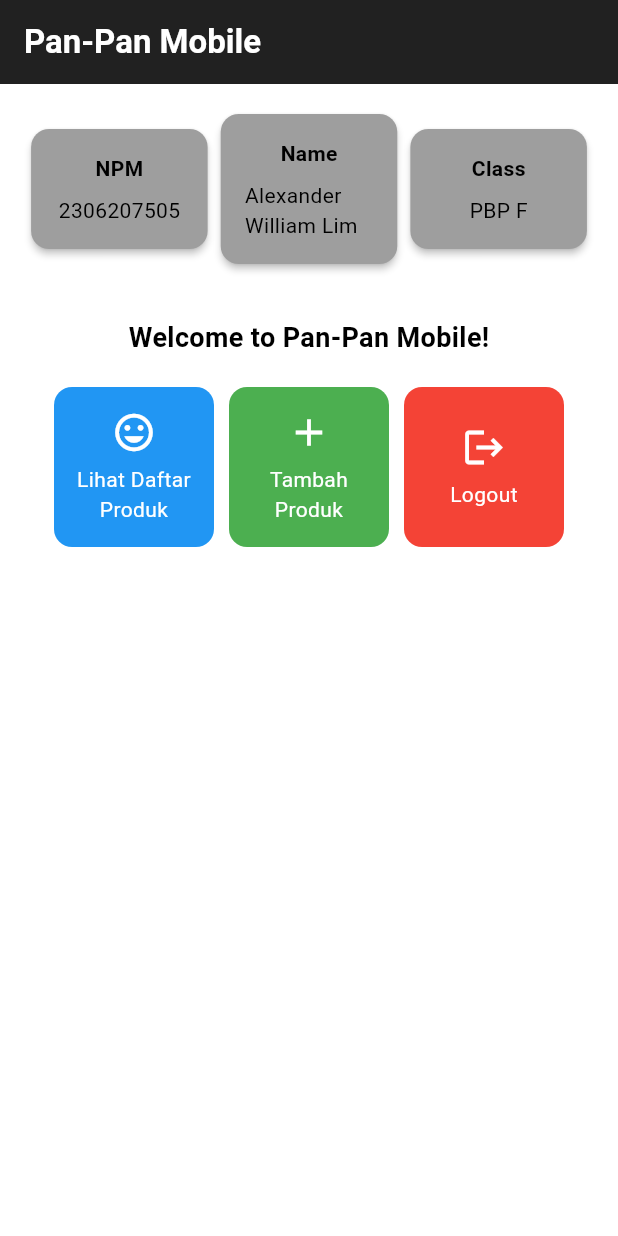
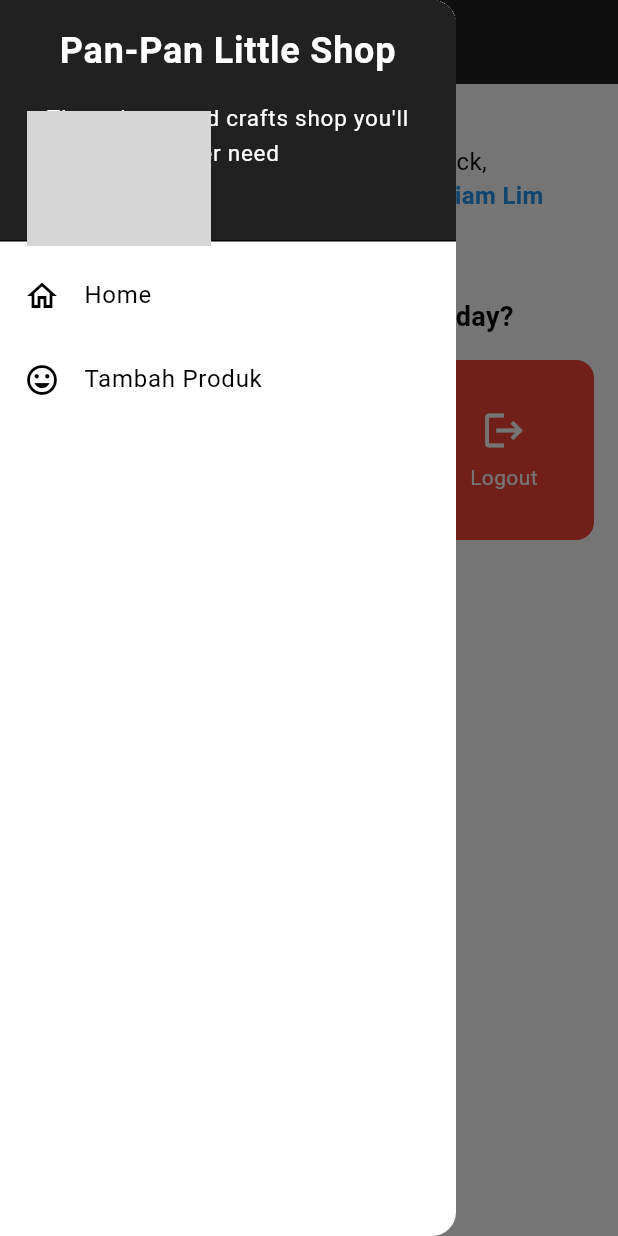
Before and after one commit to ResplendentAlex/pan-pan-mobile, a Flutter app: the screen it shows after launch, with the side drawer open (before the commit the screen has no drawer), on a phone screen of 412 x 824 dp. Run offline on Flutter 3.47's test engine with Material 3 defaults, Android fonts, the light colour scheme and no system bars; network calls fail; grey boxes are pictures that could not be loaded.

Commit message:
feat: finish Tugas 8

```diff
--- a/lib/main.dart
+++ b/lib/main.dart
@@ -1,5 +1,5 @@
 import 'package:flutter/material.dart';
-import 'package:pan_pan_mobile/menu.dart';
+import 'package:pan_pan_mobile/screens/menu.dart';
 
 void main() {
   runApp(const MyApp());
--- a/lib/menu.dart
+++ /dev/null
@@ -1,193 +0,0 @@
-import 'package:flutter/material.dart';
-
-class MyHomePage extends StatelessWidget {
-  final String npm = '2306207505'; // NPM
-  final String name = 'Alexander William Lim'; // Nama
-  final String className = 'PBP F'; // Kelas
-
-  MyHomePage({super.key});
-
-  final List<ItemHomepage> items = [
-    ItemHomepage("Lihat Daftar Produk", Icons.mood),
-    ItemHomepage("Tambah Produk", Icons.add),
-    ItemHomepage("Logout", Icons.logout),
-  ];
-
-  @override
-  Widget build(BuildContext context) {
-    // Scaffold menyediakan struktur dasar halaman dengan AppBar dan body.
-    return Scaffold(
-      // AppBar adalah bagian atas halaman yang menampilkan judul.
-      appBar: AppBar(
-        // Judul aplikasi "Mental Health Tracker" dengan teks putih dan tebal.
-        title: const Text(
-          'Pan-Pan Mobile',
-          style: TextStyle(
-            color: Colors.white,
-            fontWeight: FontWeight.bold,
-          ),
-        ),
-        // Warna latar belakang AppBar diambil dari skema warna tema aplikasi.
-        backgroundColor: Theme.of(context).colorScheme.primary,
-      ),
-      // Body halaman dengan padding di sekelilingnya.
-      body: Padding(
-        padding: const EdgeInsets.all(16.0),
-        // Menyusun widget secara vertikal dalam sebuah kolom.
-        child: Column(
-          crossAxisAlignment: CrossAxisAlignment.center,
-          children: [
-            // Row untuk menampilkan 3 InfoCard secara horizontal.
-            Row(
-              mainAxisAlignment: MainAxisAlignment.spaceEvenly,
-              children: [
-                InfoCard(title: 'NPM', content: npm),
-                InfoCard(title: 'Name', content: name),
-                InfoCard(title: 'Class', content: className),
-              ],
-            ),
-
-            // Memberikan jarak vertikal 16 unit.
-            const SizedBox(height: 16.0),
-
-            // Menempatkan widget berikutnya di tengah halaman.
-            Center(
-              child: Column(
-                // Menyusun teks dan grid item secara vertikal.
-
-                children: [
-                  // Menampilkan teks sambutan dengan gaya tebal dan ukuran 18.
-                  const Padding(
-                    padding: EdgeInsets.only(top: 16.0),
-                    child: Text(
-                      'Welcome to Pan-Pan Mobile!',
-                      style: TextStyle(
-                        fontWeight: FontWeight.bold,
-                        fontSize: 18.0,
-                      ),
-                    ),
-                  ),
-
-                  // Grid untuk menampilkan ItemCard dalam bentuk grid 3 kolom.
-                  GridView.count(
-                    primary: true,
-                    padding: const EdgeInsets.all(20),
-                    crossAxisSpacing: 10,
-                    mainAxisSpacing: 10,
-                    crossAxisCount: 3,
-                    // Agar grid menyesuaikan tinggi kontennya.
-                    shrinkWrap: true,
-
-                    // Menampilkan ItemCard untuk setiap item dalam list items.
-                    children: items.map((ItemHomepage item) {
-                      return ItemCard(item);
-                    }).toList(),
-                  ),
-                ],
-              ),
-            ),
-          ],
-        ),
-      ),
-    );
-  }
-}
-
-class InfoCard extends StatelessWidget {
-  // Kartu informasi yang menampilkan title dan content.
-
-  final String title; // Judul kartu.
-  final String content; // Isi kartu.
-
-  const InfoCard({super.key, required this.title, required this.content});
-
-  @override
-  Widget build(BuildContext context) {
-    return Card(
-      // Membuat kotak kartu dengan bayangan dibawahnya.
-      elevation: 2.0,
-      color: Colors.grey,
-      child: Container(
-        // Mengatur ukuran dan jarak di dalam kartu.
-        width: MediaQuery.of(context).size.width /
-            3.5, // menyesuaikan dengan lebar device yang digunakan.
-        padding: const EdgeInsets.all(16.0),
-        // Menyusun title dan content secara vertikal.
-        child: Column(
-          children: [
-            Text(
-              title,
-              style: const TextStyle(fontWeight: FontWeight.bold),
-            ),
-            const SizedBox(height: 8.0),
-            Text(content),
-          ],
-        ),
-      ),
-    );
-  }
-}
-
-class ItemHomepage {
-  final String name;
-  final IconData icon;
-
-  ItemHomepage(this.name, this.icon);
-}
-
-class ItemCard extends StatelessWidget {
-  // Menampilkan kartu dengan ikon dan nama.
-
-  final ItemHomepage item;
-
-  const ItemCard(this.item, {super.key});
-
-  @override
-  Widget build(BuildContext context) {
-    return Material(
-      // Menentukan warna latar belakang dari tema aplikasi.
-      color: item.name == "Lihat Daftar Produk"
-          ? Colors.blue
-          : item.name == "Tambah Produk"
-              ? Colors.green
-              : Colors.red,
-
-      // Membuat sudut kartu melengkung.
-      borderRadius: BorderRadius.circular(12),
-
-      child: InkWell(
-        // Aksi ketika kartu ditekan.
-        onTap: () {
-          // Menampilkan pesan SnackBar saat kartu ditekan.
-          ScaffoldMessenger.of(context)
-            ..hideCurrentSnackBar()
-            ..showSnackBar(SnackBar(
-                content: Text("Kamu telah menekan tombol ${item.name}!")));
-        },
-        // Container untuk menyimpan Icon dan Text
-        child: Container(
-          padding: const EdgeInsets.all(8),
-          child: Center(
-            child: Column(
-              // Menyusun ikon dan teks di tengah kartu.
-              mainAxisAlignment: MainAxisAlignment.center,
-              children: [
-                Icon(
-                  item.icon,
-                  color: Colors.white,
-                  size: 30.0,
-                ),
-                const Padding(padding: EdgeInsets.all(3)),
-                Text(
-                  item.name,
-                  textAlign: TextAlign.center,
-                  style: const TextStyle(color: Colors.white),
-                ),
-              ],
-            ),
-          ),
-        ),
-      ),
-    );
-  }
-}
--- /dev/null
+++ b/lib/screens/menu.dart
@@ -0,0 +1,120 @@
+import 'package:flutter/material.dart';
+import 'package:pan_pan_mobile/widgets/left_drawer.dart';
+import 'package:pan_pan_mobile/widgets/item_card.dart';
+import 'package:pan_pan_mobile/widgets/text_card.dart';
+import 'package:pan_pan_mobile/widgets/profile_picture.dart';
+
+class MyHomePage extends StatelessWidget {
+  final String name = 'Alexander William Lim'; // Nama
+
+  MyHomePage({super.key});
+
+  final List<ProductHomepage> products = [
+    ProductHomepage("Lihat Daftar Produk", Icons.mood),
+    ProductHomepage("Tambah Produk", Icons.add),
+    ProductHomepage("Logout", Icons.logout),
+  ];
+
+  @override
+  Widget build(BuildContext context) {
+    // Scaffold menyediakan struktur dasar halaman dengan AppBar dan body.
+    return Scaffold(
+      // AppBar adalah bagian atas halaman yang menampilkan judul.
+      appBar: AppBar(
+        // Judul aplikasi "Mental Health Tracker" dengan teks putih dan tebal.
+        title: const Text(
+          'Pan-Pan Mobile',
+          style: TextStyle(
+            color: Colors.white,
+            fontWeight: FontWeight.bold,
+          ),
+        ),
+        // Warna latar belakang AppBar diambil dari skema warna tema aplikasi.
+        backgroundColor: Theme.of(context).colorScheme.primary,
+        iconTheme: const IconThemeData(
+          color: Colors.white,
+        ),
+      ),
+      // Masukkan drawer sebagai parameter nilai drawer dari widget Scaffold
+      drawer: const LeftDrawer(),
+
+      // Body halaman dengan padding di sekelilingnya.
+      body: Padding(
+        padding: const EdgeInsets.all(16.0),
+        // Menyusun widget secara vertikal dalam sebuah kolom.
+        child: Column(
+          crossAxisAlignment: CrossAxisAlignment.center,
+          children: [
+            // Menampilkan foto profil pengguna.
+            Row(
+              children: [
+                const Expanded(
+                  // Menampilkan Profile Picture.
+                  flex: 1,
+                  child: ProfilePicture(
+                      imageUrl:
+                          "https://i.pinimg.com/originals/24/fc/95/24fc9501386692e88bd26bf68fe0e3cb.jpg"),
+                ),
+                // Column untuk menampilkan teks sambutan.
+                Expanded(
+                  flex: 2,
+                  child: Column(
+                    children: [
+                      // Menampilkan Welcome Text dengan nama pengguna.
+                      const Text(
+                        'Welcome back,',
+                        style: TextStyle(fontSize: 16.0),
+                        textAlign: TextAlign.center,
+                      ),
+                      TextCard(content: name),
+                    ],
+                  ),
+                ),
+              ],
+            ),
+
+            // Memberikan jarak vertikal 16 unit.
+            const SizedBox(height: 16.0),
+
+            // Menempatkan widget berikutnya di tengah halaman.
+            Center(
+              child: Column(
+                // Menyusun teks dan grid product secara vertikal.
+
+                children: [
+                  // Menampilkan teks sambutan dengan gaya tebal dan ukuran 18.
+                  const Padding(
+                    padding: EdgeInsets.only(top: 16.0),
+                    child: Text(
+                      'What would you like to do today?',
+                      style: TextStyle(
+                        fontWeight: FontWeight.bold,
+                        fontSize: 18.0,
+                      ),
+                    ),
+                  ),
+
+                  // Grid untuk menampilkan productCard dalam bentuk grid 3 kolom.
+                  GridView.count(
+                    primary: true,
+                    padding: const EdgeInsets.only(top: 16.0),
+                    crossAxisSpacing: 10,
+                    mainAxisSpacing: 10,
+                    crossAxisCount: 3,
+                    // Agar grid menyesuaikan tinggi kontennya.
+                    shrinkWrap: true,
+
+                    // Menampilkan productCard untuk setiap product dalam list products.
+                    children: products.map((ProductHomepage product) {
+                      return ProductCard(product);
+                    }).toList(),
+                  ),
+                ],
+              ),
+            ),
+          ],
+        ),
+      ),
+    );
+  }
+}
--- /dev/null
+++ b/lib/widgets/item_card.dart
@@ -0,0 +1,77 @@
+import 'package:flutter/material.dart';
+import 'package:pan_pan_mobile/screens/product_entry_form.dart';
+
+class ProductHomepage {
+  final String name;
+  final IconData icon;
+
+  ProductHomepage(this.name, this.icon);
+}
+
+class ProductCard extends StatelessWidget {
+  // Menampilkan kartu dengan ikon dan nama.
+
+  final ProductHomepage item;
+
+  const ProductCard(this.item, {super.key});
+
+  @override
+  Widget build(BuildContext context) {
+    return Material(
+      // Menentukan warna latar belakang dari tema aplikasi.
+      color: item.name == "Lihat Daftar Produk"
+          ? Colors.blue
+          : item.name == "Tambah Produk"
+              ? Colors.green
+              : Colors.red,
+
+      // Membuat sudut kartu melengkung.
+      borderRadius: BorderRadius.circular(12),
+
+      child: InkWell(
+        // Aksi ketika kartu ditekan.
+        onTap: () {
+          // Menampilkan pesan SnackBar saat kartu ditekan.
+          ScaffoldMessenger.of(context)
+            ..hideCurrentSnackBar()
+            ..showSnackBar(SnackBar(
+                content: Text("Kamu telah menekan tombol ${item.name}!")));
+
+          // Navigate ke route Tambah Produk
+          if (item.name == "Tambah Produk") {
+            Navigator.push(
+              context,
+              MaterialPageRoute(
+                builder: (context) => const ProductEntryFormPage(),
+              ),
+            );
+          }
+        },
+
+        // Container untuk menyimpan Icon dan Text
+        child: Container(
+          padding: const EdgeInsets.all(8),
+          child: Center(
+            child: Column(
+              // Menyusun ikon dan teks di tengah kartu.
+              mainAxisAlignment: MainAxisAlignment.center,
+              children: [
+                Icon(
+                  item.icon,
+                  color: Colors.white,
+                  size: 30.0,
+                ),
+                const Padding(padding: EdgeInsets.all(3)),
+                Text(
+                  item.name,
+                  textAlign: TextAlign.center,
+                  style: const TextStyle(color: Colors.white),
+                ),
+              ],
+            ),
+          ),
+        ),
+      ),
+    );
+  }
+}
--- /dev/null
+++ b/lib/widgets/left_drawer.dart
@@ -0,0 +1,65 @@
+import 'package:flutter/material.dart';
+import 'package:pan_pan_mobile/screens/menu.dart';
+import 'package:pan_pan_mobile/screens/product_entry_form.dart';
+
+class LeftDrawer extends StatelessWidget {
+  const LeftDrawer({super.key});
+
+  @override
+  Widget build(BuildContext context) {
+    return Drawer(
+      child: ListView(
+        children: [
+          DrawerHeader(
+            decoration: BoxDecoration(
+              color: Theme.of(context).colorScheme.primary,
+            ),
+            child: const Column(
+              children: [
+                Text('Pan-Pan Little Shop',
+                    textAlign: TextAlign.center,
+                    style: TextStyle(
+                      fontSize: 24,
+                      fontWeight: FontWeight.bold,
+                      color: Colors.white,
+                    )),
+                Padding(padding: EdgeInsets.all(8)),
+                Text("The only art and crafts shop you'll ever need",
+                    textAlign: TextAlign.center,
+                    style: TextStyle(
+                      fontSize: 15,
+                      fontWeight: FontWeight.normal,
+                      color: Colors.white,
+                    )),
+              ],
+            ),
+          ),
+          ListTile(
+            leading: const Icon(Icons.home_outlined),
+            title: const Text('Home'),
+            // Bagian redirection ke MyHomePage
+            onTap: () {
+              Navigator.pushReplacement(
+                  context,
+                  MaterialPageRoute(
+                    builder: (context) => MyHomePage(),
+                  ));
+            },
+          ),
+          ListTile(
+            leading: const Icon(Icons.mood),
+            title: const Text('Tambah Produk'),
+            // Bagian redirection ke ProductEntryFormPage
+            onTap: () {
+              Navigator.pushReplacement(
+                  context,
+                  MaterialPageRoute(
+                    builder: (context) => const ProductEntryFormPage(),
+                  ));
+            },
+          )
+        ],
+      ),
+    );
+  }
+}
--- /dev/null
+++ b/lib/widgets/profile_picture.dart
@@ -0,0 +1,27 @@
+import 'package:flutter/material.dart';
+
+class ProfilePicture extends StatelessWidget {
+  // Menampilkan gambar profil pengguna.
+  final String imageUrl; // URL gambar profil pengguna.
+
+  const ProfilePicture({super.key, required this.imageUrl});
+
+  @override
+  Widget build(BuildContext context) {
+    return Container(
+      decoration: BoxDecoration(
+        shape: BoxShape.circle,
+        border: Border.all(
+          color: Colors.black,
+          width: 2.0,
+        ),
+      ),
+      child: CircleAvatar(
+        // Menampilkan gambar profil pengguna.
+        backgroundImage: NetworkImage(imageUrl),
+        // Mengatur ukuran gambar profil.
+        radius: 45,
+      ),
+    );
+  }
+}
--- /dev/null
+++ b/lib/widgets/text_card.dart
@@ -0,0 +1,34 @@
+import 'package:flutter/material.dart';
+
+class TextCard extends StatelessWidget {
+  // Kartu informasi yang menampilkan konten.
+  final String content; // Isi kartu.
+
+  const TextCard({super.key, required this.content});
+
+  @override
+  Widget build(BuildContext context) {
+    return Padding (
+      padding: const EdgeInsets.only(left: 20.0),
+      child: SizedBox(
+        // Mengatur ukuran dan jarak di dalam kartu.
+        width: MediaQuery.of(context).size.width / 2, // menyesuaikan dengan lebar device yang digunakan.
+        // Menyusun title dan content secara vertikal.
+        child: Column(
+          crossAxisAlignment: CrossAxisAlignment.center,
+          children: [
+            Text(
+              content,
+              textAlign: TextAlign.center,
+              style: const TextStyle(
+                fontSize: 16.0,
+                fontWeight: FontWeight.bold,
+                color: Colors.blue,
+              ),
+            ),
+          ],
+        ),
+      ),
+    );
+  }
+}
```
Also changed, not shown: lib/screens/product_entry_form.dart (added, +187 -0 lines).
